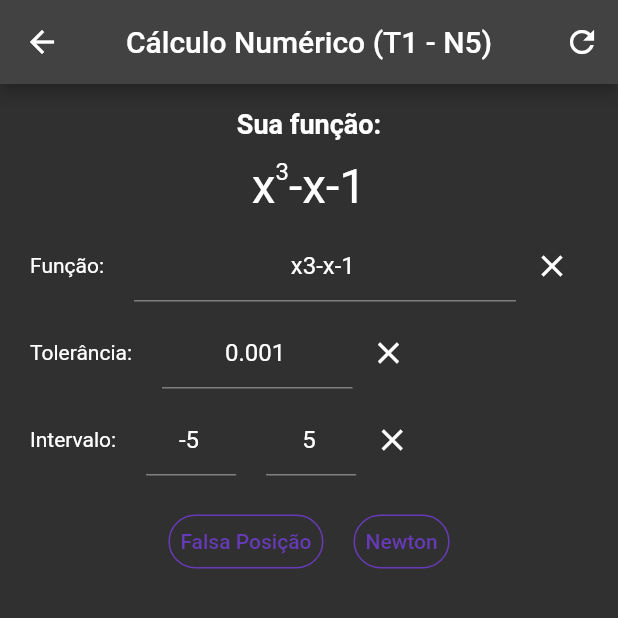
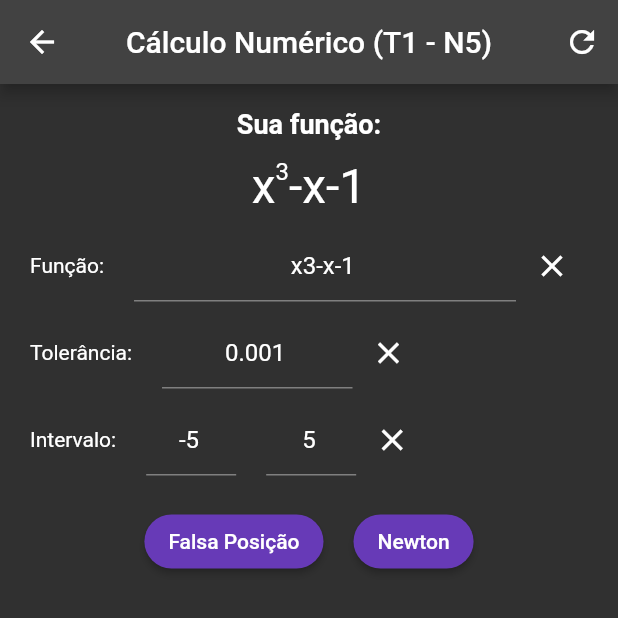
Before and after one commit to RaphaelRat/calculo-numerico, a Flutter app: the Trabalho1 screen opened by its route, on a phone screen of 412 x 824 dp, the top half of it. Run offline on Flutter 3.47's test engine with Material 2 defaults, Android fonts, the phone set to English and light mode, and no system bars; our stand-ins replace get.

Commit message:
change trabalho 1 buttons

```diff
--- a/lib/pages/trabalho_1.dart
+++ b/lib/pages/trabalho_1.dart
@@ -188,20 +188,28 @@ class _Trabalho1State extends State<Trabalho1> {
                       Row(
                         mainAxisAlignment: MainAxisAlignment.center,
                         children: [
-                          TextButton(
+                          ElevatedButton(
                             child: const Text('Falsa Posição'),
                             onPressed: () => calcularFalsaPosicao(),
                             style: ButtonStyle(
-                                shape: MaterialStateProperty.all<RoundedRectangleBorder>(RoundedRectangleBorder(
-                                    borderRadius: BorderRadius.circular(18.0), side: BorderSide(color: Theme.of(context).primaryColor)))),
+                              shape: MaterialStateProperty.all<RoundedRectangleBorder>(
+                                RoundedRectangleBorder(
+                                  borderRadius: BorderRadius.circular(18.0),
+                                ),
+                              ),
+                            ),
                           ),
                           const SizedBox(width: 20),
-                          TextButton(
+                          ElevatedButton(
                             child: const Text('Newton'),
                             onPressed: () => calcularNewton(),
                             style: ButtonStyle(
-                                shape: MaterialStateProperty.all<RoundedRectangleBorder>(RoundedRectangleBorder(
-                                    borderRadius: BorderRadius.circular(18.0), side: BorderSide(color: Theme.of(context).primaryColor)))),
+                              shape: MaterialStateProperty.all<RoundedRectangleBorder>(
+                                RoundedRectangleBorder(
+                                  borderRadius: BorderRadius.circular(18.0),
+                                ),
+                              ),
+                            ),
                           ),
                         ],
                       ),
```
